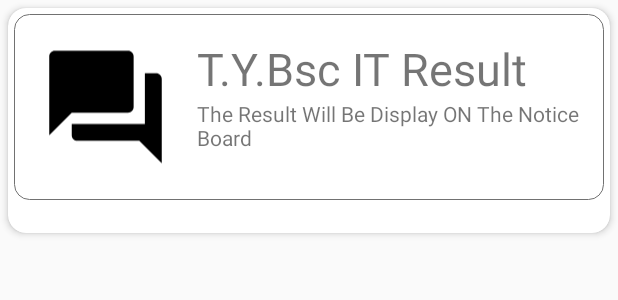
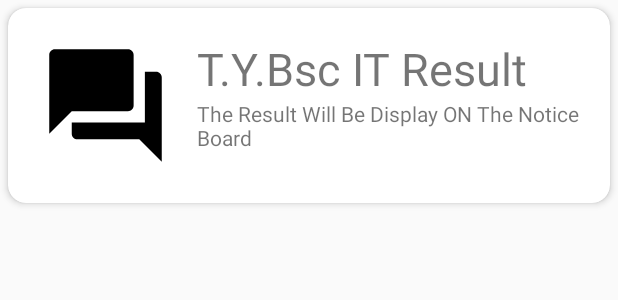
Before and after one commit to 3dwag98/Dashboard, an Android app: the layout card_layout.xml on its own in the app's theme, with its tools: preview values and no code run, on a phone screen of 412 x 824 dp. Shown: the top 300 px of the screen. Run offline under Robolectric (Android 15) with nearby library versions, the phone set to English and light mode, and no system bars.

Commit message:
card layout

```diff
--- a/app/src/main/res/layout/card_layout.xml
+++ b/app/src/main/res/layout/card_layout.xml
@@ -8,7 +8,7 @@
 
     android:layout_width="match_parent"
 
-    android:layout_height="150dp"
+    android:layout_height="130dp"
 
     android:id="@+id/card_view"
 
@@ -32,7 +32,7 @@
 
         android:layout_height="wrap_content"
 
-        android:background="@drawable/rectangle_outline"
+
         android:padding="16dp">
 
 
```
